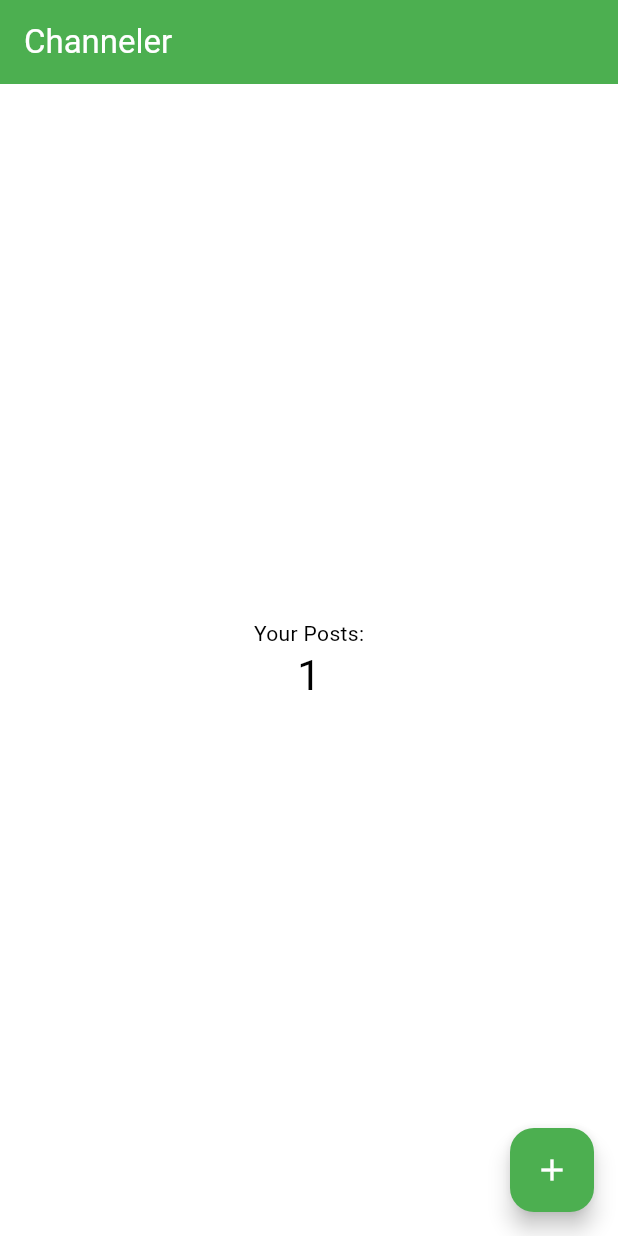
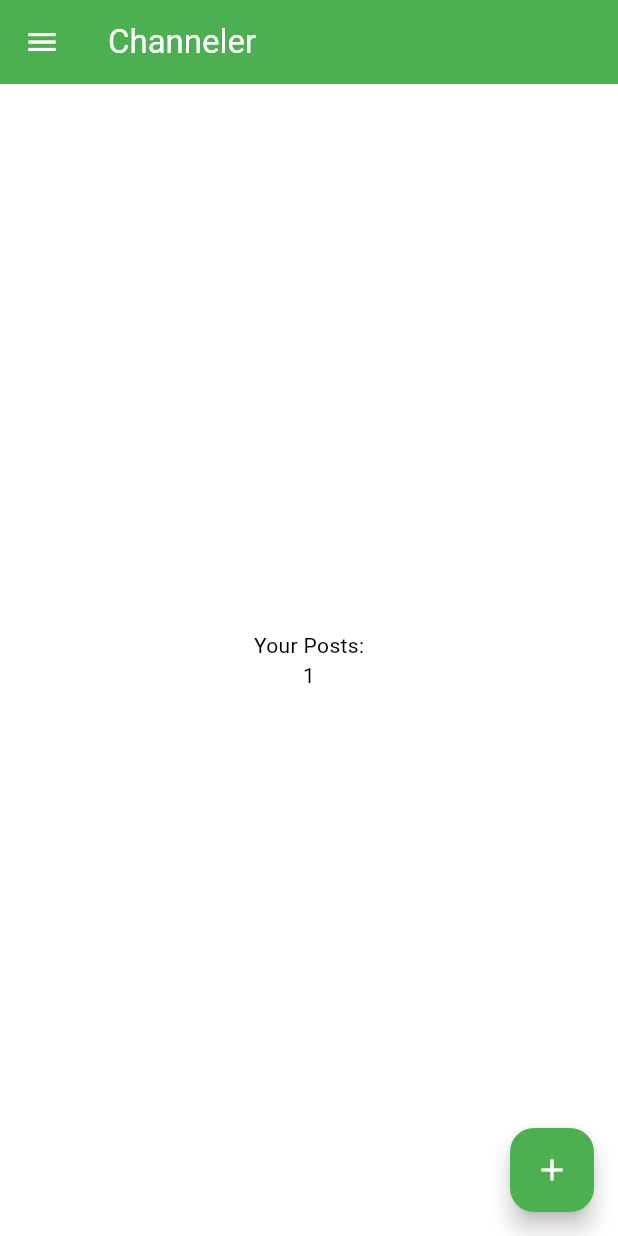
Before and after one commit to flutter-preview/AravindIM-channeler-app, a Flutter app: the screen it shows after launch, after a tap on the "add" icon, on a phone screen of 412 x 824 dp. Run offline on Flutter 3.47's test engine with Material 2 defaults, Android fonts, the phone set to English and light mode, and no system bars.

Commit message:
Add: Initial Sidebar UI

```diff
--- a/lib/main.dart
+++ b/lib/main.dart
@@ -7,27 +7,11 @@ void main() {
 class MyApp extends StatelessWidget {
   const MyApp({super.key});
 
-  // This widget is the root of your application.
   @override
   Widget build(BuildContext context) {
     return MaterialApp(
       title: 'Channeler',
       theme: ThemeData(
-        // This is the theme of your application.
-        //
-        // TRY THIS: Try running your application with "flutter run". You'll see
-        // the application has a blue toolbar. Then, without quitting the app,
-        // try changing the seedColor in the colorScheme below to Colors.green
-        // and then invoke "hot reload" (save your changes or press the "hot
-        // reload" button in a Flutter-supported IDE, or press "r" if you used
-        // the command line to start the app).
-        //
-        // Notice that the counter didn't reset back to zero; the application
-        // state is not lost during the reload. To reset the state, use hot
-        // restart instead.
-        //
-        // This works for code too, not just values: Most code changes can be
-        // tested with just a hot reload.
         colorScheme: ColorScheme.fromSwatch(primarySwatch: Colors.green)
             .copyWith(background: Colors.white),
         useMaterial3: true,
@@ -39,16 +23,6 @@ class MyApp extends StatelessWidget {
 
 class MyHomePage extends StatefulWidget {
   const MyHomePage({super.key, required this.title});
-
-  // This widget is the home page of your application. It is stateful, meaning
-  // that it has a State object (defined below) that contains fields that affect
-  // how it looks.
-
-  // This class is the configuration for the state. It holds the values (in this
-  // case the title) provided by the parent (in this case the App widget) and
-  // used by the build method of the State. Fields in a Widget subclass are
-  // always marked "final".
-
   final String title;
 
   @override
@@ -57,54 +31,58 @@ class MyHomePage extends StatefulWidget {
 
 class _MyHomePageState extends State<MyHomePage> {
   int _counter = 0;
+  List<String> boards = ['Abacus', 'Bonsai', 'Camels'];
 
   void _incrementCounter() {
     setState(() {
-      // This call to setState tells the Flutter framework that something has
-      // changed in this State, which causes it to rerun the build method below
-      // so that the display can reflect the updated values. If we changed
-      // _counter without calling setState(), then the build method would not be
-      // called again, and so nothing would appear to happen.
       _counter++;
     });
   }
 
   @override
   Widget build(BuildContext context) {
-    // This method is rerun every time setState is called, for instance as done
-    // by the _incrementCounter method above.
-    //
-    // The Flutter framework has been optimized to make rerunning build methods
-    // fast, so that you can just rebuild anything that needs updating rather
-    // than having to individually change instances of widgets.
     return Scaffold(
       appBar: AppBar(
-        // TRY THIS: Try changing the color here to a specific color (to
-        // Colors.amber, perhaps?) and trigger a hot reload to see the AppBar
-        // change color while the other colors stay the same.
         backgroundColor: Theme.of(context).colorScheme.primary,
-        foregroundColor: Theme.of(context).colorScheme.inversePrimary,
-        // Here we take the value from the MyHomePage object that was created by
-        // the App.build method, and use it to set our appbar title.
+        foregroundColor: Theme.of(context).colorScheme.onPrimary,
         title: Text(widget.title),
       ),
+      drawer: Drawer(
+        child: Column(
+          children: [
+            DrawerHeader(
+              decoration: BoxDecoration(
+                color: Theme.of(context).colorScheme.primary,
+              ),
+              child: Align(
+                alignment: Alignment.bottomLeft,
+                child: Text(
+                  'Boards',
+                  style: TextStyle(
+                    color: Theme.of(context).colorScheme.onPrimary,
+                    fontSize: 26,
+                  ),
+                ),
+              ),
+            ),
+            Expanded(
+              child: ListView.builder(
+                itemCount: 25,
+                itemBuilder: (context, index) {
+                  return ListTile(
+                    leading: CircleAvatar(
+                      child: Text('/a/'),
+                    ),
+                    title: Text(boards[0]),
+                  );
+                },
+              ),
+            ),
+          ],
+        ),
+      ),
       body: Center(
-        // Center is a layout widget. It takes a single child and positions it
-        // in the middle of the parent.
         child: Column(
-          // Column is also a layout widget. It takes a list of children and
-          // arranges them vertically. By default, it sizes itself to fit its
-          // children horizontally, and tries to be as tall as its parent.
-          //
-          // Column has various properties to control how it sizes itself and
-          // how it positions its children. Here we use mainAxisAlignment to
-          // center the children vertically; the main axis here is the vertical
-          // axis because Columns are vertical (the cross axis would be
-          // horizontal).
-          //
-          // TRY THIS: Invoke "debug painting" (choose the "Toggle Debug Paint"
-          // action in the IDE, or press "p" in the console), to see the
-          // wireframe for each widget.
           mainAxisAlignment: MainAxisAlignment.center,
           children: <Widget>[
             const Text(
@@ -112,7 +90,7 @@ class _MyHomePageState extends State<MyHomePage> {
             ),
             Text(
               '$_counter',
-              style: Theme.of(context).textTheme.headlineMedium,
+              // style: Theme.of(context).textTheme.headline6,
             ),
           ],
         ),
@@ -121,7 +99,7 @@ class _MyHomePageState extends State<MyHomePage> {
         onPressed: _incrementCounter,
         tooltip: 'Increment',
         child: const Icon(Icons.add),
-      ), // This trailing comma makes auto-formatting nicer for build methods.
+      ),
     );
   }
 }
```
